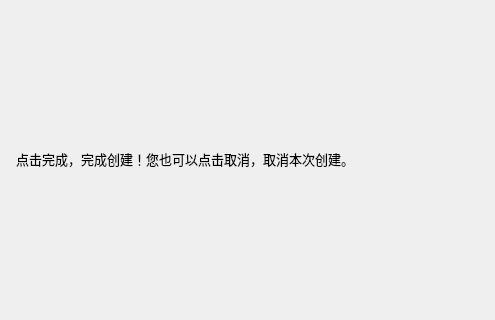
This is confirmpage.ui in Fallingwind-z/Anime-album as Qt 5 draws it before an edit; both pictures show x 0 to 495 and y 176 to 496 of the 950 by 669 pixel window. The edited form follows.
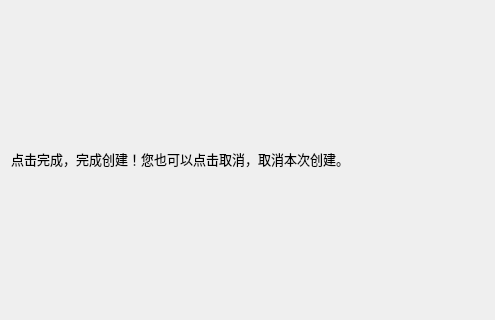
This is the edited form.

Diff of the .ui file:
```diff
--- a/confirmpage.ui
+++ b/confirmpage.ui
@@ -13,22 +13,10 @@
   <property name="windowTitle">
    <string>WizardPage</string>
   </property>
-  <layout class="QGridLayout" name="gridLayout_2">
+  <layout class="QGridLayout" name="gridLayout">
    <item row="0" column="0">
-    <layout class="QGridLayout" name="gridLayout">
-     <property name="leftMargin">
-      <number>5</number>
-     </property>
-     <property name="topMargin">
-      <number>5</number>
-     </property>
-     <property name="rightMargin">
-      <number>5</number>
-     </property>
-     <property name="bottomMargin">
-      <number>5</number>
-     </property>
-     <item row="0" column="0">
+    <layout class="QVBoxLayout" name="verticalLayout">
+     <item>
       <widget class="QLabel" name="label">
        <property name="font">
         <font>
```
